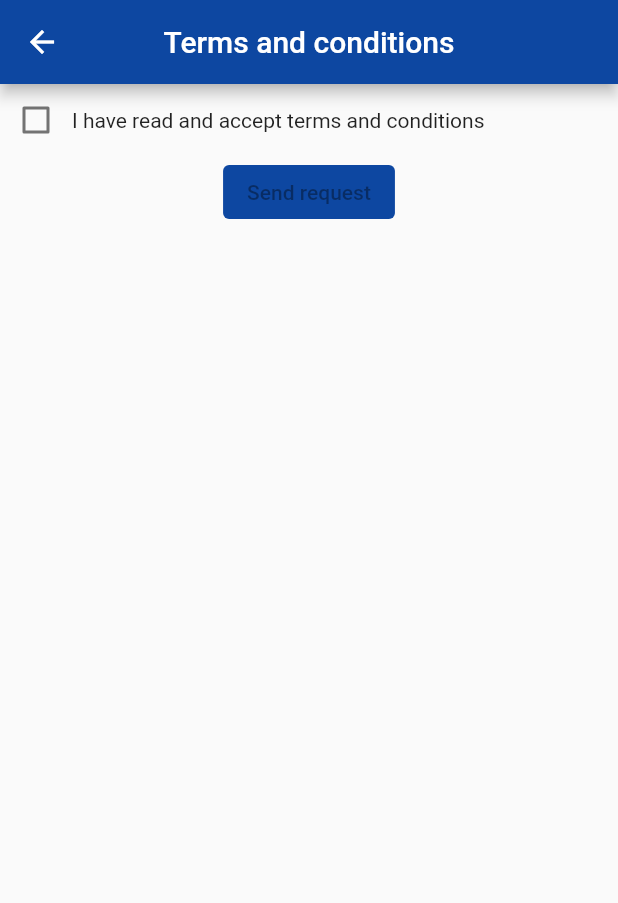
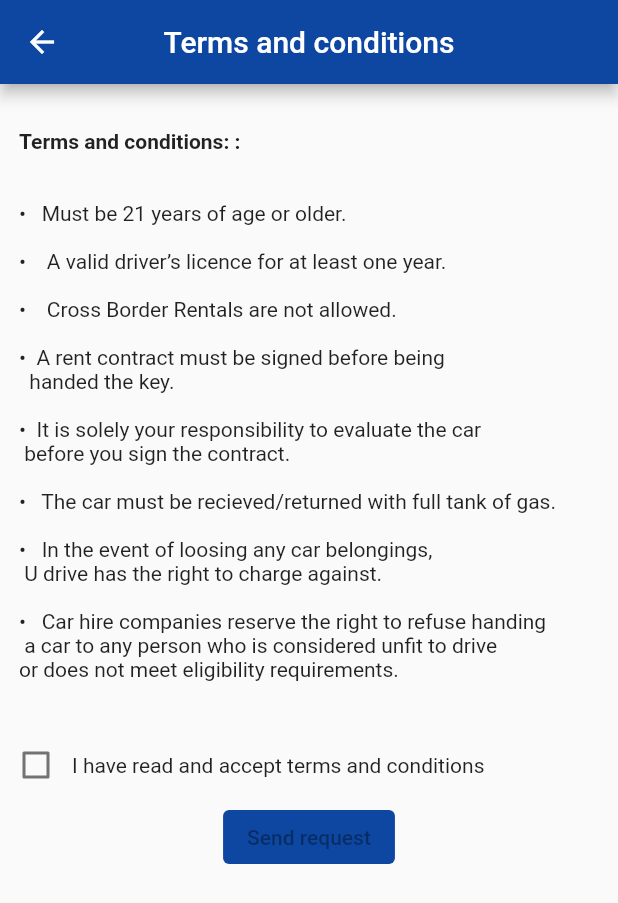
Before and after one commit to Abdallah7x/Udrive-car-rental-app, a Flutter app: the terms_conditions screen opened directly, on a phone screen of 412 x 824 dp. Shown: the top 903 px of the screen. Run offline on Flutter 3.47's test engine with Material 2 defaults, Android fonts, the phone set to English and light mode, and no system bars; our stand-ins replace firebase_auth, firebase_core, flutter_slidable, image_picker; accounts and stored records are empty.

Commit message:
Update terms.dart

```diff
--- a/lib/pages/terms.dart
+++ b/lib/pages/terms.dart
@@ -23,6 +23,49 @@ class _MyHomePageState extends State<terms_conditions> {
         backgroundColor: Colors.blue.shade900,
       ),
       body: Column(children: [
+        SizedBox(height: 30),
+        Row(
+          mainAxisAlignment: MainAxisAlignment.spaceAround,
+          children: [
+            Text.rich(
+              TextSpan(
+                children: [
+                  TextSpan(
+                    text: 'Terms and conditions: :\n\n\n',
+                    style: TextStyle(fontWeight: FontWeight.bold),
+                  ),
+                  TextSpan(
+                      text: "\u2022 " +
+                          '  Must be 21 years of age or older. \n\n'),
+                  TextSpan(
+                      text: "\u2022 " +
+                          '   A valid driver’s licence for at least one year.  \n\n'),
+                  TextSpan(
+                      text: "\u2022 " +
+                          '   Cross Border Rentals are not allowed.\n\n'),
+                  TextSpan(
+                      text: "\u2022 " +
+                          ' A rent contract must be signed before being \n  handed the key. \n\n'),
+                  TextSpan(
+                      text: "\u2022 " +
+                          ' It is solely your responsibility to evaluate the car  \n before you sign the contract. \n\n'),
+                  TextSpan(
+                      text: "\u2022 " +
+                          '  The car must be recieved/returned with full tank of gas. \n\n'),
+                  TextSpan(
+                      text: "\u2022 " +
+                          '  In the event of loosing any car belongings, \n U drive has the right to charge against. \n\n'),
+                  TextSpan(
+                      text: "\u2022 " +
+                          '  Car hire companies reserve the right to refuse handing \n a car to any person who is considered unfit to drive \nor does not meet eligibility requirements.\n\n'),
+                ],
+              ),
+            ),
+            SizedBox(
+              height: 20,
+            ),
+          ],
+        ),
         Row(
           children: [
             Material(
```
